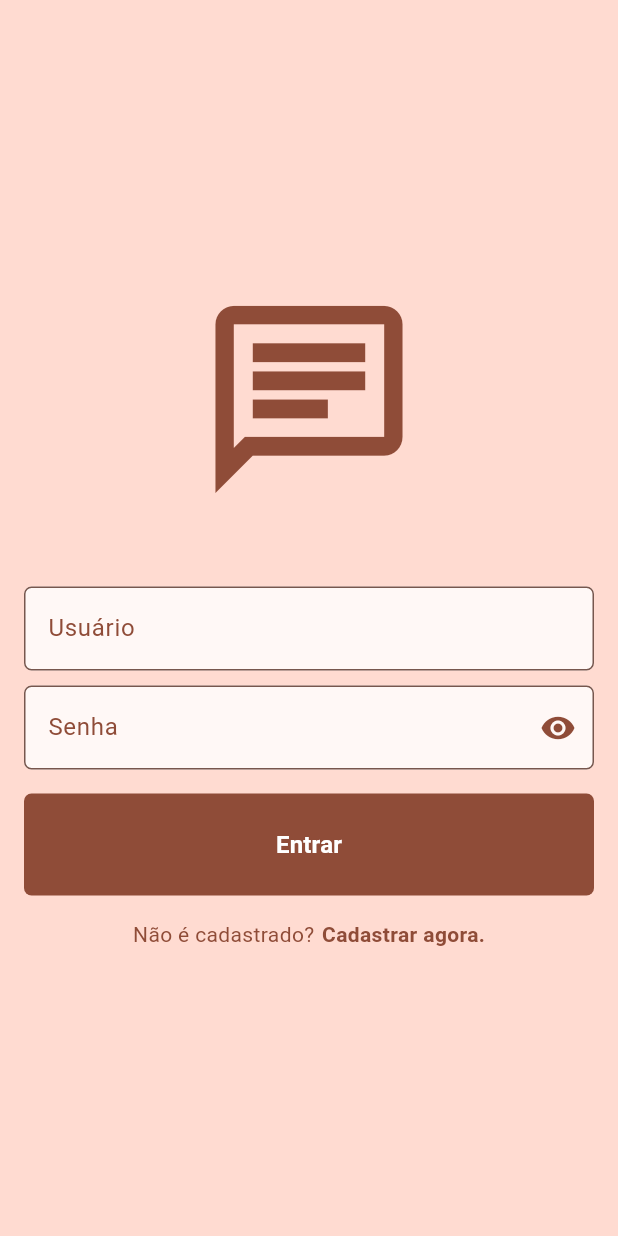
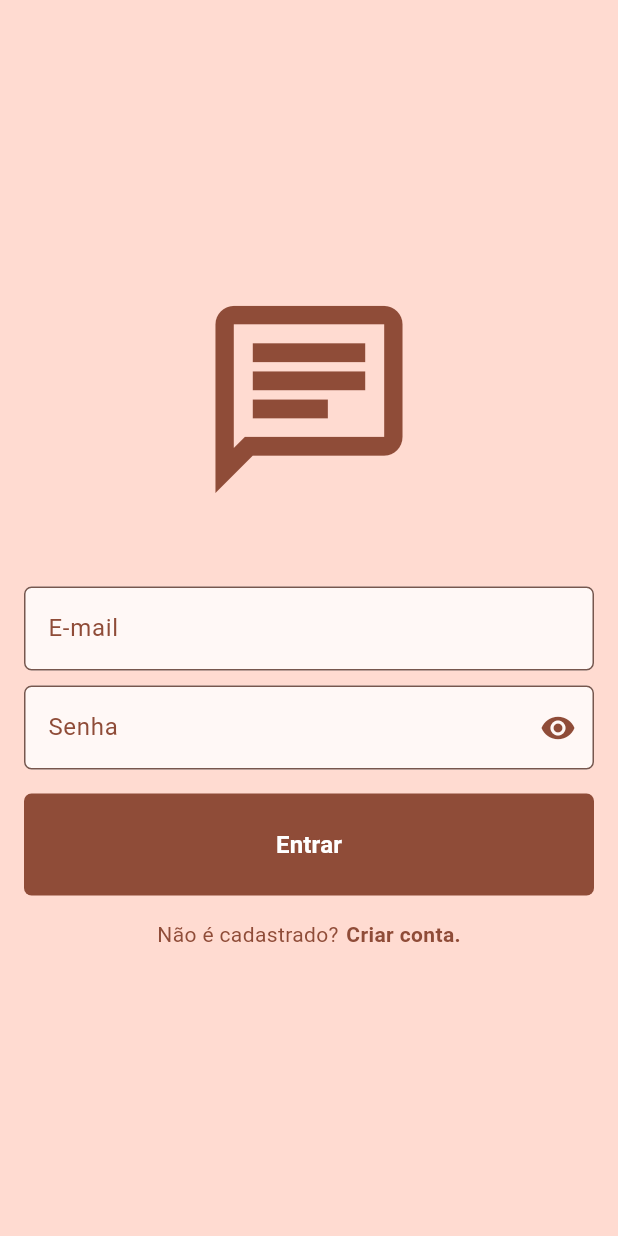
Before and after one commit to im-fernanda/home-sense, a Flutter app: the screen it shows after launch, on a phone screen of 412 x 824 dp. Run offline on Flutter 3.47's test engine with Material 3 defaults, Android fonts, the phone set to English and light mode, and no system bars; our stand-ins replace firebase_auth, firebase_core, firebase_database, geolocator; accounts and stored records are empty.

Commit message:
fix: login page

```diff
--- a/lib/ui/pages/login_page.dart
+++ b/lib/ui/pages/login_page.dart
@@ -58,7 +58,7 @@ class _LoginPageState extends State<LoginPage> {
             ),
             const SizedBox(height: 50),
             CustomTextFormField(
-                labelText: "Usuário", controller: emailController),
+                labelText: "E-mail", controller: emailController),
             const SizedBox(height: 10),
             CustomPasswordFormField(
                 labelText: "Senha", controller: passwordController),
@@ -81,7 +81,7 @@ class _LoginPageState extends State<LoginPage> {
                 GestureDetector(
                   onTap: widget.onTap,
                   child: Text(
-                    "Cadastrar agora.",
+                    "Criar conta.",
                     style: TextStyle(
                         fontWeight: FontWeight.bold,
                         color: Theme.of(context).colorScheme.primary),
--- a/lib/ui/pages/register_page.dart
+++ b/lib/ui/pages/register_page.dart
@@ -67,7 +67,7 @@ class _RegisterPageState extends State<RegisterPage> {
             ),
             const SizedBox(height: 10),
             CustomTextFormField(
-              labelText: "Usuário",
+              labelText: "E-mail",
               controller: emailController,
             ),
             const SizedBox(height: 10),
--- a/lib/ui/pages/rooms/externo_screen.dart
+++ b/lib/ui/pages/rooms/externo_screen.dart
@@ -43,7 +43,7 @@ class _ExternoScreenState extends State<ExternoScreen> {
                 crossAxisSpacing: 16,
                 children: [
                   _buildDeviceCard(
-                    title: 'LED',
+                    title: 'Lâmpada',
                     value: '', // Deixe o valor vazio ou removido
                     icon: Icons.lightbulb,
                     switchValue: ledEnabled,
--- a/lib/ui/pages/rooms/garagem_screen.dart
+++ b/lib/ui/pages/rooms/garagem_screen.dart
@@ -43,7 +43,7 @@ class _GaragemScreenState extends State<GaragemScreen> {
                 crossAxisSpacing: 16,
                 children: [
                   _buildDeviceCard(
-                    title: 'LED',
+                    title: 'Lâmpada',
                     value: '',
                     // Deixe o valor vazio ou removido
                     icon: Icons.lightbulb,
--- a/lib/ui/pages/rooms/quarto_screen.dart
+++ b/lib/ui/pages/rooms/quarto_screen.dart
@@ -9,7 +9,6 @@ class QuartoScreen extends StatefulWidget {
 }
 
 class _QuartoScreenState extends State<QuartoScreen> {
-
   String _statusAr = "desligado";
   int temp = 0;
   int umidade = 0;
@@ -17,7 +16,7 @@ class _QuartoScreenState extends State<QuartoScreen> {
 
   final DatabaseReference _db = FirebaseDatabase.instance.ref();
 
-   void captarInfos() {
+  void captarInfos() {
     // Inicia a captura das informações do Firebase
     _db.child("comodos/quarto/sensores/luminosidade").onValue.listen((event) {
       if (event.snapshot.value != null) {
@@ -49,7 +48,7 @@ class _QuartoScreenState extends State<QuartoScreen> {
 
   void arCondicionadoHandle() {
     setState(() {
-      if(_statusAr == "desligado") {
+      if (_statusAr == "desligado") {
         _statusAr = "ligado";
         _db.child("comodos/quarto/atuadores/ar-condicionado/on").set(true);
         _db.child("comodos/quarto/atuadores/ar-condicionado/valor").set(20);
@@ -75,7 +74,6 @@ class _QuartoScreenState extends State<QuartoScreen> {
         title: const Text("Quarto"),
         backgroundColor: Theme.of(context).colorScheme.primaryContainer,
       ),
-
       body: Center(
         child: Column(
           children: [
```
Also changed, not shown: lib/ui/pages/rooms/banheiro_screen.dart (+4 -9 lines), lib/ui/pages/rooms/sala_screen.dart (+3 -4 lines), lib/ui/widgets/led_rgb_control.dart (renamed from lib/ui/widgets/led_controller_card.dart, +12 -6 lines).
